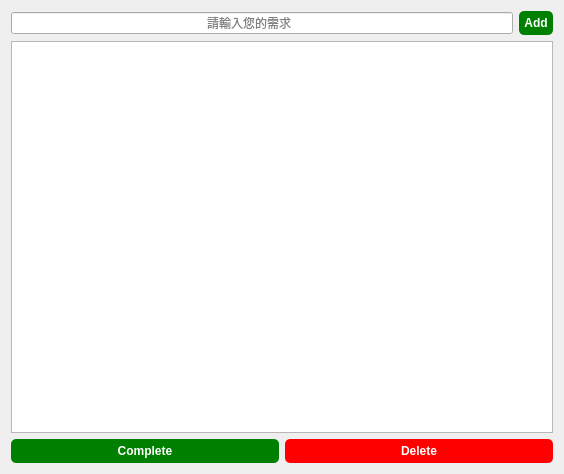
The window that pytodo/todo_app.ui (tranlen3000/11328272) describes before a commit, drawn with Qt 5.
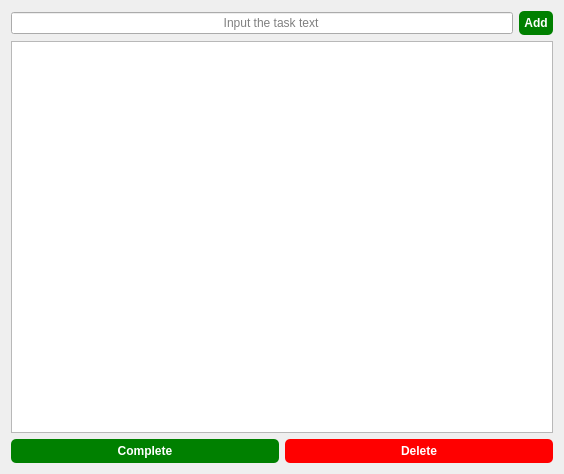
The same window after the commit.

Diff of the .ui file:
```diff
--- a/pytodo/todo_app.ui
+++ b/pytodo/todo_app.ui
@@ -22,7 +22,7 @@
      <item>
       <widget class="QLineEdit" name="lineEdit">
        <property name="placeholderText">
-        <string>                                                          請輸入您的需求</string>
+        <string>                                                               Input the task text</string>
        </property>
       </widget>
      </item>
@@ -56,7 +56,7 @@
     </widget>
    </item>
    <item row="2" column="0">
-    <layout class="QHBoxLayout" name="horizontalLayout_3">
+    <layout class="QHBoxLayout" name="horizontalLayout_4">
      <item>
       <widget class="QPushButton" name="markCompleteButton">
        <property name="accessibleName">
@@ -71,6 +71,8 @@
       </widget>
      </item>
      <item>
+      <layout class="QHBoxLayout" name="horizontalLayout_3">
+       <item>
       <widget class="QPushButton" name="deleteButton">
        <property name="accessibleName">
         <string notr="true"/>
@@ -83,6 +85,8 @@
         <string>Delete</string>
        </property>
       </widget>
+       </item>
+      </layout>
      </item>
     </layout>
    </item>
```
Left out of the diff: 8 changed lines with no effect on the pictures. Lines whose indentation alone changed are shown as unchanged.
